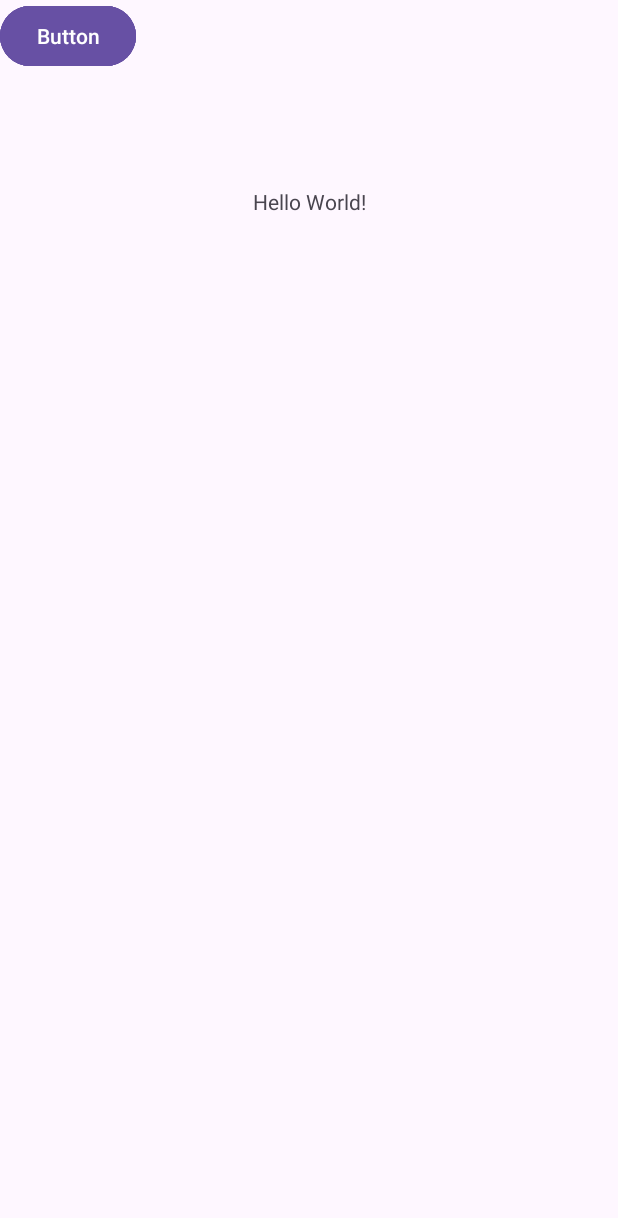
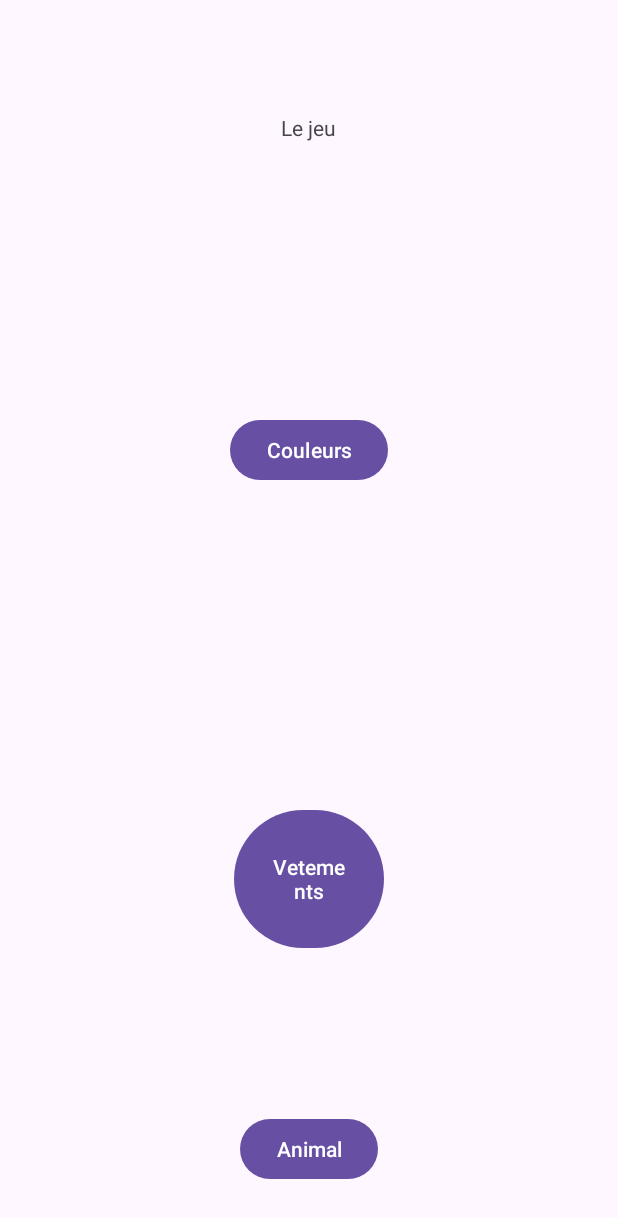
Before and after one commit to Bypus/PetitLingo, an Android app: the screen it shows after launch (MainActivity), on a phone screen of 412 x 824 dp. Shown: the top 1218 px of the screen. Run offline under Robolectric (Android 15) with nearby library versions, the phone set to English and light mode, and no system bars; 1 statement that could not run was skipped.

Commit message:
Fichiers welcome

```diff
--- a/app/src/main/java/com/example/petitlingo/MainActivity.java
+++ b/app/src/main/java/com/example/petitlingo/MainActivity.java
@@ -3,13 +3,19 @@ package com.example.petitlingo;
 import androidx.appcompat.app.AppCompatActivity;
 
 import android.os.Bundle;
+import android.view.LayoutInflater;
+
+import com.example.petitlingo.databinding.ActivityMainBinding;
 
 public class MainActivity extends AppCompatActivity {
 
     @Override
-    protected void onCreate(Bundle savedInstanceState) {
+    public void onCreate(Bundle savedInstanceState) {
         super.onCreate(savedInstanceState);
-        setContentView(R.layout.activity_main);
+        ActivityMainBinding binding = ActivityMainBinding.inflate(LayoutInflater.from(this));
+        setContentView(binding.getRoot());
+    }
 
-    }
+
+
 }
--- /dev/null
+++ b/app/src/main/java/com/example/petitlingo/WelcomeFragment.java
@@ -0,0 +1,73 @@
+package com.example.petitlingo;
+
+import android.os.Bundle;
+import android.view.LayoutInflater;
+import android.view.View;
+import android.view.ViewGroup;
+
+import androidx.annotation.NonNull;
+import androidx.annotation.Nullable;
+import androidx.fragment.app.Fragment;
+import androidx.fragment.app.FragmentManager;
+import androidx.fragment.app.FragmentTransaction;
+
+import com.example.petitlingo.databinding.FragmentWelcomeBinding;
+
+
+/**
+ * A simple {@link Fragment} subclass.
+ * Use the {@link WelcomeFragment#newInstance} factory method to
+ * create an instance of this fragment.
+ */
+public class WelcomeFragment extends Fragment {
+
+    private FragmentWelcomeBinding binding;
+
+    public WelcomeFragment() {
+        // Required empty public constructor
+    }
+
+    /**
+     * Use this factory method to create a new instance of
+     * this fragment using the provided parameters.
+     *
+     * @return A new instance of fragment WelcomeFragment.
+     */
+    // TODO: Rename and change types and number of parameters
+    public static WelcomeFragment newInstance() {
+        WelcomeFragment fragment = new WelcomeFragment();
+
+        return fragment;
+    }
+
+    @Override
+    public void onCreate(Bundle savedInstanceState) {
+        super.onCreate(savedInstanceState);
+
+    }
+
+    @Override
+    public View onCreateView(@NonNull LayoutInflater inflater, @Nullable ViewGroup container,
+                             @Nullable Bundle savedInstanceState) {
+        // Inflate the layout for this fragment
+        binding = FragmentWelcomeBinding.inflate(inflater, container, false);
+        return binding.getRoot();
+    }
+
+    @Override
+    public void onViewCreated(@NonNull View view, @Nullable Bundle savedInstanceState) {
+        super.onViewCreated(view, savedInstanceState);
+        binding.playButton.setEnabled(true);
+
+//        binding.playButton.setOnClickListener(new View.OnClickListener() {
+//            @Override
+//            public void onClick(View view) {
+//                FragmentManager fragmentManager = getParentFragmentManager();
+//                FragmentTransaction fragmentTransaction = fragmentManager.beginTransaction();
+//                CalculFragment calculFragment = CalculFragment.newInstance();
+//                fragmentTransaction.add(R.id.fragmentContainerView, calculFragment);
+//                fragmentTransaction.commit();
+//            }
+//        });
+    }
+}
--- a/app/src/main/res/layout/activity_main.xml
+++ b/app/src/main/res/layout/activity_main.xml
@@ -1,51 +1,7 @@
 <?xml version="1.0" encoding="utf-8"?>
-<androidx.constraintlayout.widget.ConstraintLayout xmlns:android="http://schemas.android.com/apk/res/android"
-    xmlns:app="http://schemas.android.com/apk/res-auto"
-    xmlns:tools="http://schemas.android.com/tools"
+<androidx.fragment.app.FragmentContainerView
+    xmlns:android="http://schemas.android.com/apk/res/android"
+    android:id="@+id/fragmentContainerView"
+    android:layout_height="match_parent"
     android:layout_width="match_parent"
-    android:layout_height="match_parent"
-    tools:context=".MainActivity">
-
-    <TextView
-        android:layout_width="wrap_content"
-        android:layout_height="wrap_content"
-        android:text="Hello World!"
-        app:layout_constraintBottom_toBottomOf="parent"
-        app:layout_constraintEnd_toEndOf="parent"
-        app:layout_constraintStart_toStartOf="parent"
-        app:layout_constraintTop_toTopOf="parent"
-        app:layout_constraintVertical_bias="0.155" />
-
-    <Button
-        android:id="@+id/button"
-        android:layout_width="wrap_content"
-        android:layout_height="wrap_content"
-        android:text="Button"
-        tools:layout_editor_absoluteX="77dp"
-        tools:layout_editor_absoluteY="228dp" />
-
-    <Button
-        android:id="@+id/button2"
-        android:layout_width="wrap_content"
-        android:layout_height="wrap_content"
-        android:text="Button"
-        tools:layout_editor_absoluteX="245dp"
-        tools:layout_editor_absoluteY="228dp" />
-
-    <Button
-        android:id="@+id/button3"
-        android:layout_width="wrap_content"
-        android:layout_height="wrap_content"
-        android:text="Button"
-        tools:layout_editor_absoluteX="245dp"
-        tools:layout_editor_absoluteY="478dp" />
-
-    <Button
-        android:id="@+id/button4"
-        android:layout_width="wrap_content"
-        android:layout_height="wrap_content"
-        android:text="Button"
-        tools:layout_editor_absoluteX="77dp"
-        tools:layout_editor_absoluteY="478dp" />
-
-</androidx.constraintlayout.widget.ConstraintLayout>
+    android:name="com.example.petitlingo.WelcomeFragment"/>
--- /dev/null
+++ b/app/src/main/res/layout/fragment_welcome.xml
@@ -0,0 +1,43 @@
+<?xml version="1.0" encoding="utf-8"?>
+<LinearLayout xmlns:android="http://schemas.android.com/apk/res/android"
+    xmlns:tools="http://schemas.android.com/tools"
+    android:layout_width="match_parent"
+    android:layout_height="match_parent"
+    android:orientation="vertical"
+    tools:context=".WelcomeFragment">
+
+    <TextView
+        android:id="@+id/titleRandom"
+        android:layout_width="wrap_content"
+        android:layout_height="wrap_content"
+        android:layout_gravity="center"
+        android:layout_margin="60dp"
+        android:padding="15dp"
+        android:text="Le jeu" />
+
+    <Button
+        android:id="@+id/CatCouleur"
+        android:layout_width="wrap_content"
+        android:layout_height="wrap_content"
+        android:layout_gravity="center"
+        android:layout_margin="106dp"
+        android:paddingHorizontal="24dp"
+        android:text="Couleurs" />
+    <Button
+        android:id="@+id/CatVetement"
+        android:layout_width="100dp"
+        android:layout_height="100dp"
+        android:layout_gravity="center"
+        android:layout_margin="106dp"
+        android:paddingHorizontal="24dp"
+        android:text="Vetements" />
+    <Button
+        android:id="@+id/CatAnimal"
+        android:layout_width="wrap_content"
+        android:layout_height="wrap_content"
+        android:layout_gravity="center"
+        android:paddingHorizontal="24dp"
+        android:text="Animal" />
+
+
+</LinearLayout>
--- a/app/src/main/res/values/strings.xml
+++ b/app/src/main/res/values/strings.xml
@@ -1,3 +1,5 @@
 <resources>
     <string name="app_name">PetitLingo</string>
+    <!-- TODO: Remove or change this placeholder text -->
+    <string name="hello_blank_fragment">Hello blank fragment</string>
 </resources>
```
Also changed, not shown: 1 other file.
